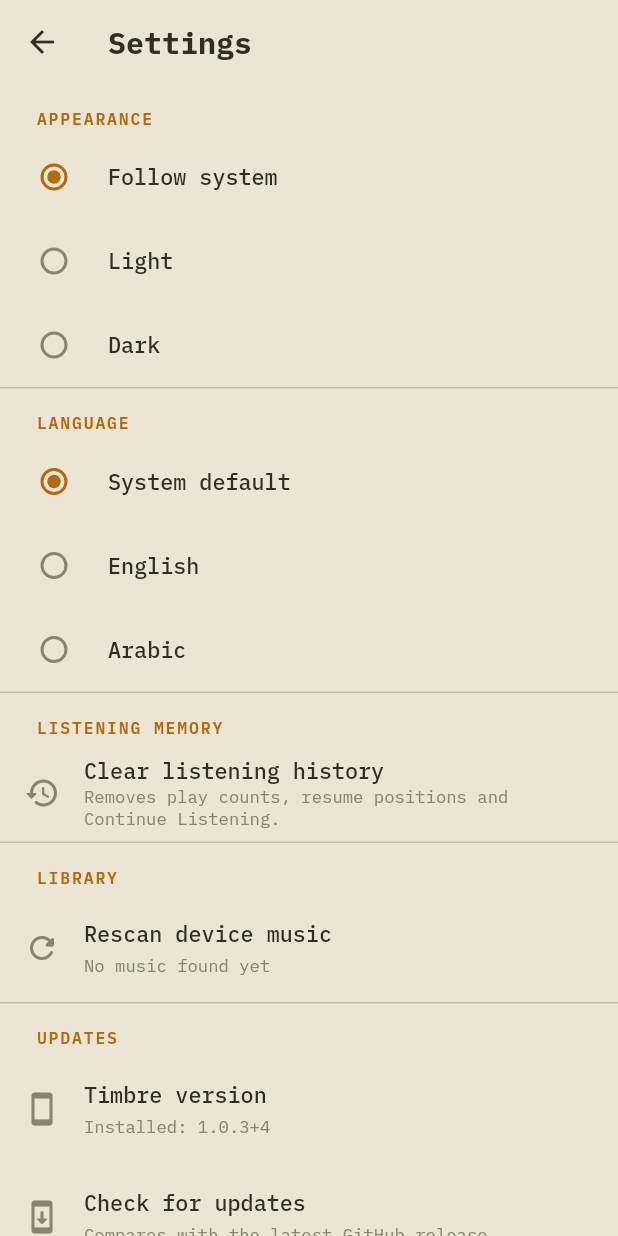
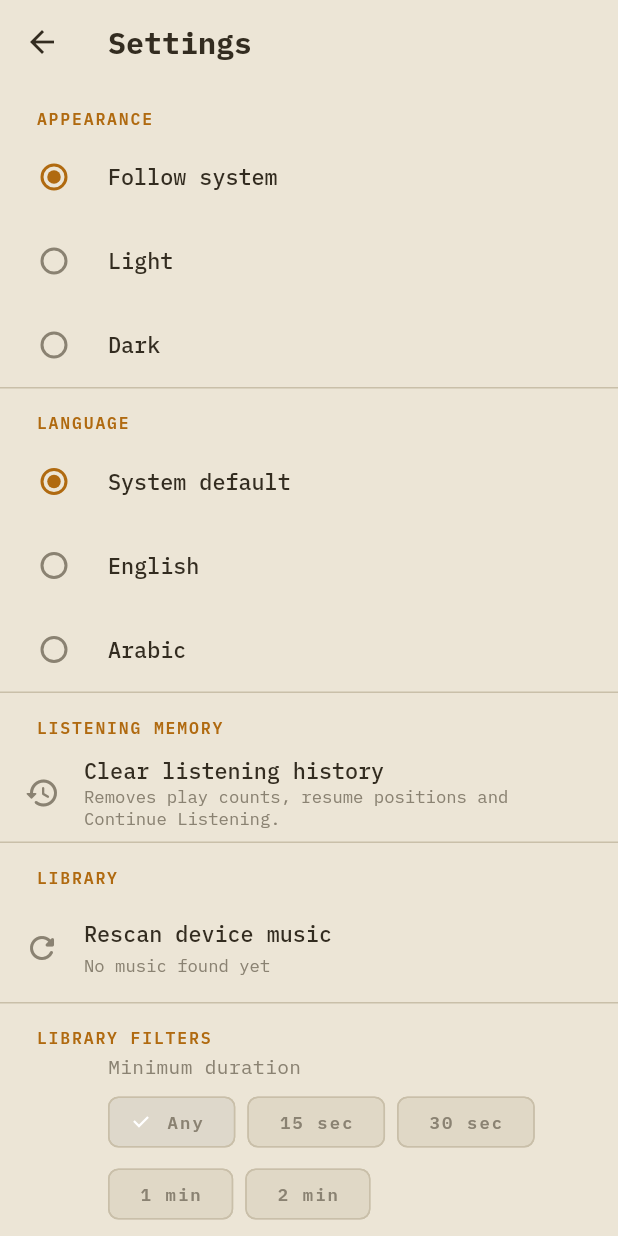
Before and after one commit to amworx/timbre, a Flutter app: the screen it shows after launch, after a tap on the "settings" icon, on a phone screen of 412 x 824 dp. Run offline on Flutter 3.47's test engine with Material 3 defaults, Android fonts, the phone set to English and light mode, and no system bars; our stand-ins replace audio_service, just_audio, on_audio_query, package_info_plus, permission_handler, share_plus and 2 more; missing offline and left inert: ota_update; accounts and stored records are empty.

Commit message:
Library filters: hide folders, min duration, messaging one-tap
Pure LibraryFilter + AppState persistence; Settings filters section + hidden-folders screen (ar/en); delete keeps unfiltered cache consistent. Bump v1.0.4+5.

```diff
--- a/lib/l10n/app_en.arb
+++ b/lib/l10n/app_en.arb
@@ -254,6 +254,27 @@
   "totalDuration": "{h, plural, =0{{m} min} other{{h} h {m} min}}",
   "@totalDuration": { "placeholders": { "h": { "type": "int" }, "m": { "type": "int" } } },
 
+  "filtersSection": "Library filters",
+  "minDuration": "Minimum duration",
+  "durAny": "Any",
+  "dur15s": "15 sec",
+  "dur30s": "30 sec",
+  "dur1min": "1 min",
+  "dur2min": "2 min",
+  "hiddenFolders": "Hidden folders",
+  "filtersOff": "Everything is listed",
+  "hiddenFoldersCount": "{n, plural, =1{1 hidden folder} other{{n} hidden folders}}",
+  "@hiddenFoldersCount": { "placeholders": { "n": { "type": "int" } } },
+  "minActive": "≥ {label}",
+  "@minActive": { "placeholders": { "label": { "type": "String" } } },
+  "folderTitle": "Hidden folders",
+  "folderBody": "Untick a folder to hide its audio from the library. Nothing is deleted.",
+  "hideMessaging": "Hide WhatsApp & Telegram audio",
+  "messagingHidden": "{n, plural, =1{1 messaging folder hidden} other{{n} messaging folders hidden}}",
+  "@messagingHidden": { "placeholders": { "n": { "type": "int" } } },
+  "noMessagingFound": "No messaging audio folders found.",
+  "showAll": "Show all",
+
   "cancel": "Cancel",
   "delete": "Delete",
   "clear": "Clear",
--- a/lib/l10n/app_localizations.dart
+++ b/lib/l10n/app_localizations.dart
@@ -1346,6 +1346,108 @@ abstract class AppLocalizations {
   /// **'{h, plural, =0{{m} min} other{{h} h {m} min}}'**
   String totalDuration(int h, int m);
 
+  /// No description provided for @filtersSection.
+  ///
+  /// In en, this message translates to:
+  /// **'Library filters'**
+  String get filtersSection;
+
+  /// No description provided for @minDuration.
+  ///
+  /// In en, this message translates to:
+  /// **'Minimum duration'**
+  String get minDuration;
+
+  /// No description provided for @durAny.
+  ///
+  /// In en, this message translates to:
+  /// **'Any'**
+  String get durAny;
+
+  /// No description provided for @dur15s.
+  ///
+  /// In en, this message translates to:
+  /// **'15 sec'**
+  String get dur15s;
+
+  /// No description provided for @dur30s.
+  ///
+  /// In en, this message translates to:
+  /// **'30 sec'**
+  String get dur30s;
+
+  /// No description provided for @dur1min.
+  ///
+  /// In en, this message translates to:
+  /// **'1 min'**
+  String get dur1min;
+
+  /// No description provided for @dur2min.
+  ///
+  /// In en, this message translates to:
+  /// **'2 min'**
+  String get dur2min;
+
+  /// No description provided for @hiddenFolders.
+  ///
+  /// In en, this message translates to:
+  /// **'Hidden folders'**
+  String get hiddenFolders;
+
+  /// No description provided for @filtersOff.
+  ///
+  /// In en, this message translates to:
+  /// **'Everything is listed'**
+  String get filtersOff;
+
+  /// No description provided for @hiddenFoldersCount.
+  ///
+  /// In en, this message translates to:
+  /// **'{n, plural, =1{1 hidden folder} other{{n} hidden folders}}'**
+  String hiddenFoldersCount(int n);
+
+  /// No description provided for @minActive.
+  ///
+  /// In en, this message translates to:
+  /// **'≥ {label}'**
+  String minActive(String label);
+
+  /// No description provided for @folderTitle.
+  ///
+  /// In en, this message translates to:
+  /// **'Hidden folders'**
+  String get folderTitle;
+
+  /// No description provided for @folderBody.
+  ///
+  /// In en, this message translates to:
+  /// **'Untick a folder to hide its audio from the library. Nothing is deleted.'**
+  String get folderBody;
+
+  /// No description provided for @hideMessaging.
+  ///
+  /// In en, this message translates to:
+  /// **'Hide WhatsApp & Telegram audio'**
+  String get hideMessaging;
+
+  /// No description provided for @messagingHidden.
+  ///
+  /// In en, this message translates to:
+  /// **'{n, plural, =1{1 messaging folder hidden} other{{n} messaging folders hidden}}'**
+  String messagingHidden(int n);
+
+  /// No description provided for @noMessagingFound.
+  ///
+  /// In en, this message translates to:
+  /// **'No messaging audio folders found.'**
+  String get noMessagingFound;
+
+  /// No description provided for @showAll.
+  ///
+  /// In en, this message translates to:
+  /// **'Show all'**
+  String get showAll;
+
   /// No description provided for @cancel.
   ///
   /// In en, this message translates to:
--- a/lib/state/app_state.dart
+++ b/lib/state/app_state.dart
@@ -9,6 +9,7 @@ import 'package:shared_preferences/shared_preferences.dart';
 import '../data/library_repository.dart';
 import '../domain/flow_queue.dart';
 import '../domain/models.dart';
+import '../library/library_filter.dart';
 import '../l10n/app_localizations.dart';
 import '../media/media_files.dart';
 import '../playback/timbre_audio_handler.dart';
@@ -55,6 +56,20 @@ class AppState extends ChangeNotifier {
   List<Genre> genres = const [];
   List<FolderRef> folders = const [];
 
+  // Library filters (Settings → Library filters) ----------------------
+  // [songs]/groups below are the FILTERED view. [_unfilteredSongs] and
+  // [allFolders] keep the full picture so the folder editor can offer
+  // hidden folders back and toggles apply instantly without rescanning.
+  List<Song> _unfilteredSongs = const [];
+  List<FolderRef> allFolders = const [];
+  Set<String> excludedFolders = {};
+  int minDurationMs = 0;
+
+  LibraryFilter get filter => LibraryFilter(
+        excludedFolders: excludedFolders,
+        minDurationMs: minDurationMs,
+      );
+
   Set<int> favoriteIds = {};
   List<Playlist> playlists = [];
 
@@ -88,6 +103,7 @@ class AppState extends ChangeNotifier {
   Future<void> bootstrap() async {
     await refreshPermissionState();
     await refreshNotificationState();
+    await loadFilters();
     if (permissionPhase == PermissionPhase.granted) {
       await scanLibrary();
     } else {
@@ -124,12 +140,9 @@ class AppState extends ChangeNotifier {
     loadState = LoadState.loading;
     notifyListeners();
     try {
-      final loaded = await library.loadSongs();
-      songs = loaded;
-      albums = library.albumsOf(loaded);
-      artists = library.artistsOf(loaded);
-      genres = library.genresOf(loaded);
-      folders = library.foldersOf(loaded);
+      _unfilteredSongs = await library.loadSongs();
+      allFolders = library.foldersOf(_unfilteredSongs);
+      await _rebuildFilteredLists();
       favoriteIds = await library.loadFavoriteIds();
       playlists = await library.loadPlaylists();
       await _loadContinueEntry();
@@ -138,6 +151,77 @@ class AppState extends ChangeNotifier {
       loadError = e.toString();
       loadState = LoadState.error;
     }
+    notifyListeners();
+  }
+
+  /// Re-derives the visible library from [_unfilteredSongs] + [filter].
+  Future<void> _rebuildFilteredLists() async {
+    final visible = filter.apply(_unfilteredSongs);
+    songs = visible;
+    albums = library.albumsOf(visible);
+    artists = library.artistsOf(visible);
+    genres = library.genresOf(visible);
+    folders = library.foldersOf(visible);
+  }
+
+  // Library filter controls (persisted, applied without rescanning) -----
+
+  static const _filterMinKey = 'filters.minDurationMs';
+  static const _filterExcludedKey = 'filters.excludedFolders';
+
+  Future<void> loadFilters() async {
+    final prefs = await SharedPreferences.getInstance();
+    minDurationMs = prefs.getInt(_filterMinKey) ?? 0;
+    excludedFolders =
+        (prefs.getStringList(_filterExcludedKey) ?? const []).toSet();
+  }
+
+  Future<void> _saveFilters() async {
+    final prefs = await SharedPreferences.getInstance();
+    await prefs.setInt(_filterMinKey, minDurationMs);
+    await prefs.setStringList(
+        _filterExcludedKey, excludedFolders.toList(growable: false));
+  }
+
+  Future<void> setMinDuration(int ms) async {
+    minDurationMs = ms < 0 ? 0 : ms;
+    await _saveFilters();
+    await _rebuildFilteredLists();
+    await _loadContinueEntry();
+    notifyListeners();
+  }
+
+  Future<void> setFolderExcluded(String folder, bool excluded) async {
+    if (excluded) {
+      excludedFolders = Set.of(excludedFolders)..add(folder);
+    } else {
+      excludedFolders = Set.of(excludedFolders)..remove(folder);
+    }
+    await _saveFilters();
+    await _rebuildFilteredLists();
+    await _loadContinueEntry();
+    notifyListeners();
+  }
+
+  /// Hides every detected messaging-audio folder (WhatsApp/Telegram voice
+  /// notes…). Returns how many folders were hidden.
+  Future<int> hideMessagingAudio() async {
+    final matches = messagingAudioFolders(allFolders.map((f) => f.path));
+    if (matches.isEmpty) return 0;
+    excludedFolders = Set.of(excludedFolders)..addAll(matches);
+    await _saveFilters();
+    await _rebuildFilteredLists();
+    await _loadContinueEntry();
+    notifyListeners();
+    return matches.length;
+  }
+
+  Future<void> showAllFolders() async {
+    if (excludedFolders.isEmpty) return;
+    excludedFolders = {};
+    await _saveFilters();
+    await _rebuildFilteredLists();
+    await _loadContinueEntry();
     notifyListeners();
   }
 
@@ -471,6 +555,10 @@ class AppState extends ChangeNotifier {
     if (deletedIds.isNotEmpty) {
       final currentDeleted =
           currentSong != null && deletedIds.contains(currentSong!.id);
+      _unfilteredSongs = _unfilteredSongs
+          .where((s) => !deletedIds.contains(s.id))
+          .toList(growable: false);
+      allFolders = library.foldersOf(_unfilteredSongs);
       final remaining =
           songs.where((s) => !deletedIds.contains(s.id)).toList();
       songs = remaining;
--- a/lib/ui/settings/settings_screen.dart
+++ b/lib/ui/settings/settings_screen.dart
@@ -7,12 +7,14 @@ import 'package:permission_handler/permission_handler.dart';
 import 'package:provider/provider.dart';
 import 'package:shared_preferences/shared_preferences.dart';
 
+import '../../l10n/app_localizations.dart';
 import '../../l10n/l10n_ext.dart';
 import '../../state/app_state.dart';
 import '../../state/notification_permission.dart';
 import '../../update/app_updater.dart';
 import '../theme/locale_controller.dart';
 import '../theme/theme_controller.dart';
+import 'folder_filter_screen.dart';
 
 /// Settings: theme, history management, updates, notifications, about.
 class SettingsScreen extends StatefulWidget {
@@ -281,6 +283,27 @@ class _SettingsScreenState extends State<SettingsScreen> {
             onTap: () => state.scanLibrary(),
           ),
           const Divider(),
+          _SectionLabel(strings.filtersSection),
+          Padding(
+            padding: const EdgeInsetsDirectional.fromSTEB(72, 0, 24, 4),
+            child: Text(strings.minDuration,
+                style: TextStyle(
+                    color: Theme.of(context).colorScheme.onSurfaceVariant,
+                    fontSize: 13)),
+          ),
+          _DurationChips(),
+          ListTile(
+            leading: const Icon(Icons.folder_off_outlined),
+            title: Text(strings.hiddenFolders),
+            subtitle: Text(_filterSummary(strings, state)),
+            trailing: const Icon(Icons.chevron_right_rounded),
+            onTap: () => Navigator.push(
+              context,
+              MaterialPageRoute(
+                  builder: (_) => const FolderFilterScreen()),
+            ),
+          ),
+          const Divider(),
           _SectionLabel(strings.updatesSection),
           ListTile(
             leading: const Icon(Icons.smartphone_rounded),
@@ -326,6 +349,54 @@ class _SettingsScreenState extends State<SettingsScreen> {
             subtitle: Text(strings.versionLine(_currentVersion)),
           ),
           const SizedBox(height: 24),
+        ],
+      ),
+    );
+  }
+}
+
+String _durationLabel(AppLocalizations strings, int seconds) =>
+    switch (seconds) {
+      15 => strings.dur15s,
+      30 => strings.dur30s,
+      60 => strings.dur1min,
+      120 => strings.dur2min,
+      _ => strings.durAny,
+    };
+
+String _filterSummary(AppLocalizations strings, AppState state) {
+  final parts = <String>[];
+  if (state.excludedFolders.isNotEmpty) {
+    parts.add(strings.hiddenFoldersCount(state.excludedFolders.length));
+  }
+  if (state.minDurationMs > 0) {
+    parts.add(strings.minActive(
+        _durationLabel(strings, state.minDurationMs ~/ 1000)));
+  }
+  if (parts.isEmpty) return strings.filtersOff;
+  return parts.join(' · ');
+}
+
+/// Minimum-duration chips for the library filter.
+class _DurationChips extends StatelessWidget {
+  const _DurationChips();
+
+  @override
+  Widget build(BuildContext context) {
+    final state = context.watch<AppState>();
+    final strings = t(context);
+    const options = [0, 15, 30, 60, 120];
+    return Padding(
+      padding: const EdgeInsetsDirectional.fromSTEB(72, 0, 16, 4),
+      child: Wrap(
+        spacing: 8,
+        children: [
+          for (final seconds in options)
+            ChoiceChip(
+              label: Text(_durationLabel(strings, seconds)),
+              selected: state.minDurationMs == seconds * 1000,
+              onSelected: (_) => state.setMinDuration(seconds * 1000),
+            ),
         ],
       ),
     );
--- a/pubspec.yaml
+++ b/pubspec.yaml
@@ -1,7 +1,7 @@
 name: timbre
 description: "Timbre - a calm offline music player for your local library"
 publish_to: 'none'
-version: 1.0.3+4
+version: 1.0.4+5
 
 environment:
   sdk: ^3.12.2
```
Also changed, not shown: lib/l10n/app_ar.arb (+21 -0 lines), lib/l10n/app_localizations_ar.dart (+74 -0 lines), lib/l10n/app_localizations_en.dart (+70 -0 lines), lib/library/library_filter.dart (added, +37 -0 lines), lib/ui/settings/folder_filter_screen.dart (added, +85 -0 lines), 1 other file.
